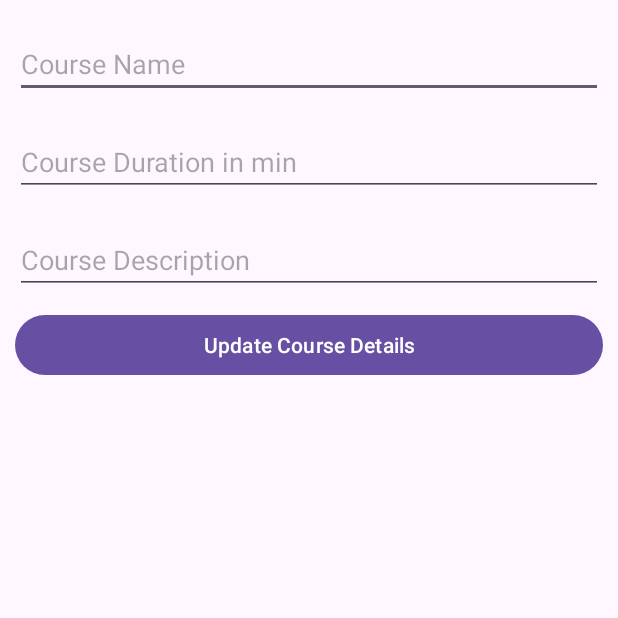
After one commit to Ritiksharmaji/Android_Project, an Android app: the UpdateCourse screen opened directly, with no data from a screen before it, on a phone screen of 412 x 824 dp, the top half of it. The commit adds this screen. Run offline under Robolectric (Android 15) with nearby library versions, the phone set to English and light mode, and no system bars; our stand-ins replace Firebase (no records; nobody signed in at launch, a user with empty details on screens opened directly); 3 statements that could not run were skipped.

Commit message:
farebase farestore for updating  the data from cloud of farebase.

```diff
--- a/Advance Android project/Database example folder/Example_5_farebase_farestore_creating_storing/app/src/main/AndroidManifest.xml
+++ b/Advance Android project/Database example folder/Example_5_farebase_farestore_creating_storing/app/src/main/AndroidManifest.xml
@@ -16,6 +16,9 @@
         android:theme="@style/Theme.Example_5CreateAndAddDataToFirebaseFirestore"
         tools:targetApi="31">
         <activity
+            android:name=".UpdateCourse"
+            android:exported="false" />
+        <activity
             android:name=".CourseDetails"
             android:exported="false" />
         <activity
--- /dev/null
+++ b/Advance Android project/Database example folder/Example_5_farebase_farestore_creating_storing/app/src/main/java/com/example/example_5createandadddatatofirebasefirestore/UpdateCourse.java
@@ -0,0 +1,111 @@
+package com.example.example_5createandadddatatofirebasefirestore;
+
+import android.os.Bundle;
+import android.text.TextUtils;
+import android.view.View;
+import android.widget.Button;
+import android.widget.EditText;
+import android.widget.Toast;
+
+import androidx.annotation.NonNull;
+import androidx.appcompat.app.AppCompatActivity;
+
+import com.google.android.gms.tasks.OnFailureListener;
+import com.google.android.gms.tasks.OnSuccessListener;
+import com.google.firebase.firestore.FirebaseFirestore;
+
+public class UpdateCourse extends AppCompatActivity {
+
+    // creating variables for our edit text
+    private EditText courseNameEdt, courseDurationEdt, courseDescriptionEdt;
+
+    // creating a strings for storing our values from Edittext fields.
+    private String courseName, courseDuration, courseDescription;
+
+    // creating a variable for firebasefirestore.
+    private FirebaseFirestore db;
+
+    @Override
+    protected void onCreate(Bundle savedInstanceState) {
+        super.onCreate(savedInstanceState);
+        setContentView(R.layout.activity_update_course);
+        Courses courses = (Courses) getIntent().getSerializableExtra("course");
+
+        // getting our instance from Firebase Firestore.
+        db = FirebaseFirestore.getInstance();
+
+        // initializing our edittext and buttons
+        courseNameEdt = findViewById(R.id.idEdtCourseName);
+        courseDescriptionEdt = findViewById(R.id.idEdtCourseDescription);
+        courseDurationEdt = findViewById(R.id.idEdtCourseDuration);
+
+        // creating variable for button
+        Button updateCOurseBtn = findViewById(R.id.idBtnUpdateCourse);
+
+        courseNameEdt.setText(courses.getCourseName());
+        courseDescriptionEdt.setText(courses.getCourseDescription());
+        courseDurationEdt.setText(courses.getCourseDuration());
+
+
+        updateCOurseBtn.setOnClickListener(new View.OnClickListener() {
+            @Override
+            public void onClick(View v) {
+                courseName = courseNameEdt.getText().toString();
+                courseDescription = courseDescriptionEdt.getText().toString();
+                courseDuration = courseDurationEdt.getText().toString();
+
+                // validating the text fields if empty or not.
+                if (TextUtils.isEmpty(courseName)) {
+                    courseNameEdt.setError("Please enter Course Name");
+                } else if (TextUtils.isEmpty(courseDescription)) {
+                    courseDescriptionEdt.setError("Please enter Course Description");
+                } else if (TextUtils.isEmpty(courseDuration)) {
+                    courseDurationEdt.setError("Please enter Course Duration");
+                } else {
+                    // calling a method to update our course.
+                    // we are passing our object class, course name,
+                    // course description and course duration from our edittext field.
+                    updateCourses(courses, courseName, courseDescription, courseDuration);
+                }
+            }
+        });
+    }
+
+    private void updateCourses(Courses courses, String courseName, String courseDescription, String courseDuration) {
+        // inside this method we are passing our updated values
+        // inside our object class and later on we
+        // will pass our whole object to firebase Firestore.
+        Courses updatedCourse = new Courses(courseName, courseDescription, courseDuration);
+
+        // after passing data to object class we are
+        // sending it to firebase with specific document id.
+        // below line is use to get the collection of our Firebase Firestore.
+        db.collection("Courses").
+                // below line is use toset the id of
+                // document where we have to perform
+                // update operation.
+                        document(courses.getId()).
+
+                // after setting our document id we are
+                // passing our whole object class to it.
+                        set(updatedCourse).
+
+                // after passing our object class we are
+                // calling a method for on success listener.
+                        addOnSuccessListener(new OnSuccessListener<Void>() {
+                    @Override
+                    public void onSuccess(Void aVoid) {
+                        // on successful completion of this process
+                        // we are displaying the toast message.
+                        Toast.makeText(UpdateCourse.this, "Course has been updated..", Toast.LENGTH_SHORT).show();
+                    }
+                }).addOnFailureListener(new OnFailureListener() {
+            // inside on failure method we are
+            // displaying a failure message.
+            @Override
+            public void onFailure(@NonNull Exception e) {
+                Toast.makeText(UpdateCourse.this, "Fail to update the data..", Toast.LENGTH_SHORT).show();
+            }
+        });
+    }
+}
--- /dev/null
+++ b/Advance Android project/Database example folder/Example_5_farebase_farestore_creating_storing/app/src/main/res/layout/activity_update_course.xml
@@ -0,0 +1,56 @@
+<?xml version="1.0" encoding="utf-8"?>
+<LinearLayout
+    xmlns:android="http://schemas.android.com/apk/res/android"
+    xmlns:tools="http://schemas.android.com/tools"
+    android:layout_width="match_parent"
+    android:layout_height="match_parent"
+    android:orientation="vertical"
+    tools:context=".UpdateCourse">
+
+    <!--Edittext for getting course Name-->
+    <EditText
+        android:id="@+id/idEdtCourseName"
+        android:layout_width="match_parent"
+        android:layout_height="wrap_content"
+        android:layout_marginStart="10dp"
+        android:layout_marginTop="20dp"
+        android:layout_marginEnd="10dp"
+        android:hint="Course Name"
+        android:importantForAutofill="no"
+        android:inputType="text" />
+
+    <!--Edittext for getting course Duration-->
+    <EditText
+        android:id="@+id/idEdtCourseDuration"
+        android:layout_width="match_parent"
+        android:layout_height="wrap_content"
+        android:layout_marginStart="10dp"
+        android:layout_marginTop="20dp"
+        android:layout_marginEnd="10dp"
+        android:hint="Course Duration in min"
+        android:importantForAutofill="no"
+        android:inputType="time" />
+
+    <!--Edittext for getting course Description-->
+    <EditText
+        android:id="@+id/idEdtCourseDescription"
+        android:layout_width="match_parent"
+        android:layout_height="wrap_content"
+        android:layout_marginStart="10dp"
+        android:layout_marginTop="20dp"
+        android:layout_marginEnd="10dp"
+        android:hint="Course Description"
+        android:importantForAutofill="no"
+        android:inputType="text" />
+
+
+    <!--Button for updating your course to Firebase-->
+    <Button
+        android:id="@+id/idBtnUpdateCourse"
+        android:layout_width="match_parent"
+        android:layout_height="wrap_content"
+        android:layout_margin="10dp"
+        android:text="Update Course Details"
+        android:textAllCaps="false" />
+
+</LinearLayout>
```
Also changed, not shown: Advance Android project/Database example folder/Example_5_farebase_farestore_creating_storing/app/src/main/java/com/example/example_5createandadddatatofirebasefirestore/CourseDetails.java (+7 -0 lines), Advance Android project/Database example folder/Example_5_farebase_farestore_creating_storing/app/src/main/java/com/example/example_5createandadddatatofirebasefirestore/CourseRVAdapter.java (+34 -0 lines), Advance Android project/Database example folder/Example_5_farebase_farestore_creating_storing/app/src/main/java/com/example/example_5createandadddatatofirebasefirestore/Courses.java (+23 -3 lines).
